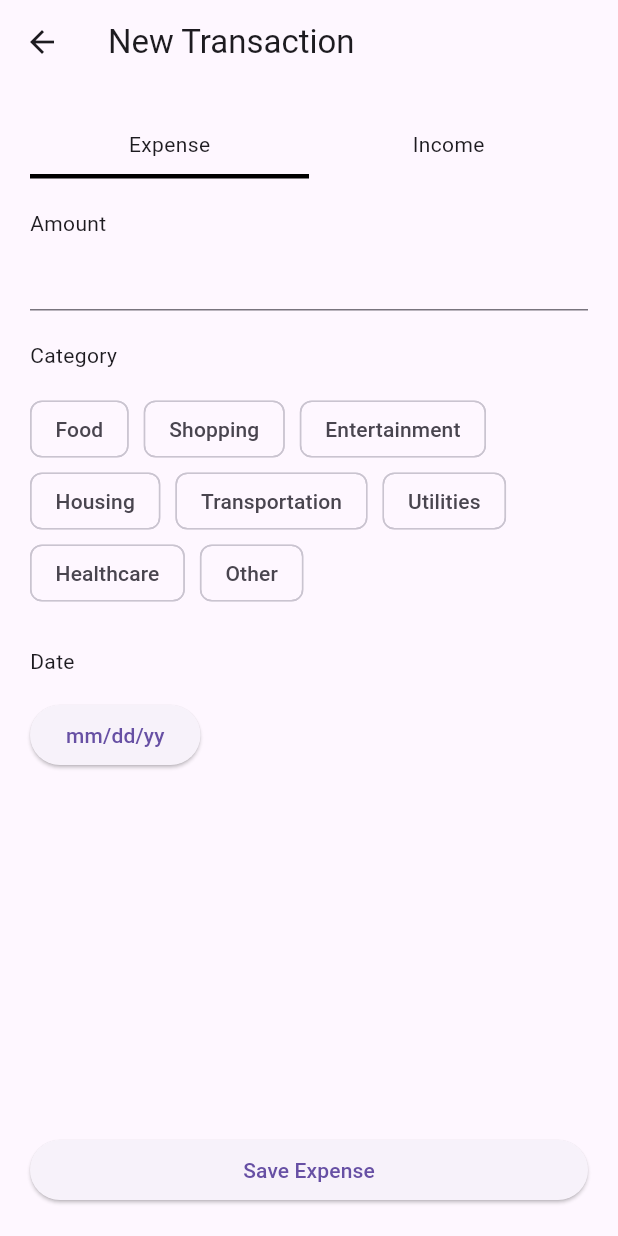
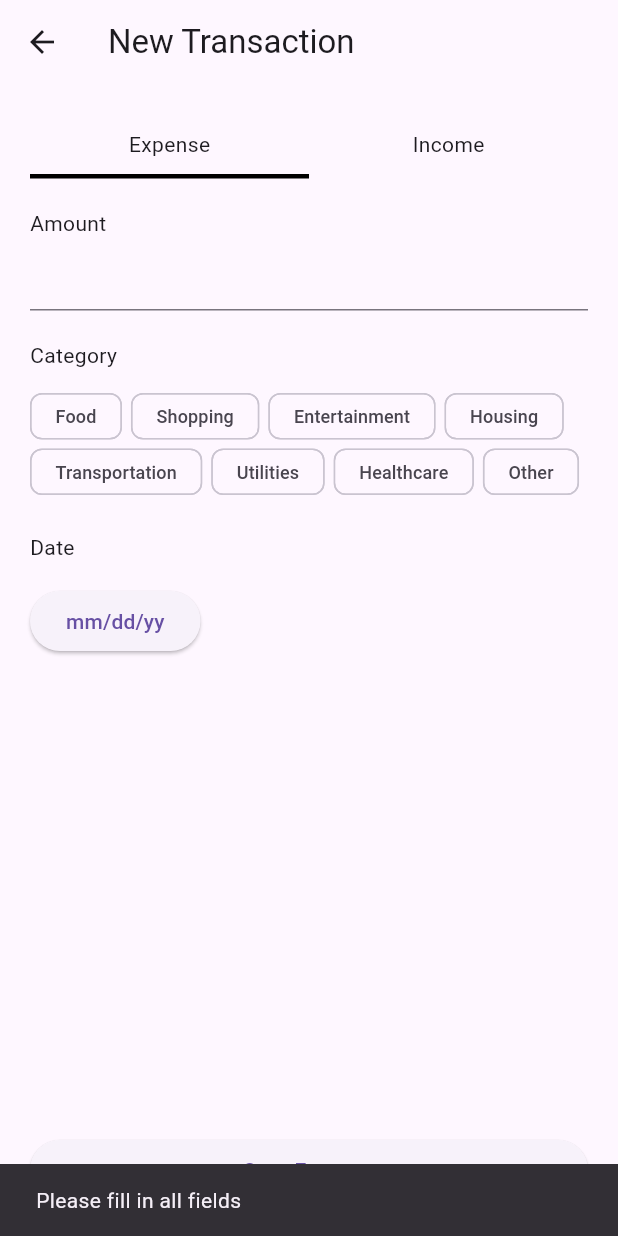
Before and after one commit to degrasiyas-dev/budget_tracker_ta1, a Flutter app: the AddTransactionScreen screen opened directly, after a tap on "Save Expense", on a phone screen of 412 x 824 dp. Run offline on Flutter 3.47's test engine with Material 3 defaults, Android fonts, the phone set to English and light mode, and no system bars; our stand-ins replace fl_chart, shared_preferences; accounts and stored records are empty.

```diff
--- /dev/null
+++ b/devtools_options.yaml
@@ -0,0 +1,3 @@
+description: This file stores settings for Dart & Flutter DevTools.
+documentation: https://docs.flutter.dev/tools/devtools/extensions#configure-extension-enablement-states
+extensions:
--- a/lib/models/budget_model.dart
+++ b/lib/models/budget_model.dart
@@ -5,6 +5,7 @@ class BudgetModel {
   final String type;
   final String category;
   final String period;
+  final double savedAmount;
 
   BudgetModel({
     required this.id,
@@ -13,6 +14,7 @@ class BudgetModel {
     required this.type,
     required this.category,
     required this.period,
+    this.savedAmount = 0,
   });
 
   Map<String, dynamic> toMap() {
@@ -23,6 +25,7 @@ class BudgetModel {
       'type': type,
       'category': category,
       'period': period,
+      'savedAmount': savedAmount,
     };
   }
 
@@ -34,6 +37,7 @@ class BudgetModel {
       type: map['type'],
       category: map['category'],
       period: map['period'],
+      savedAmount: map['savedAmount'] ?? 0,
     );
   }
 }
--- a/lib/screens/add_transaction_screen.dart
+++ b/lib/screens/add_transaction_screen.dart
@@ -103,23 +103,24 @@ class _AddTransactionScreenState extends State<AddTransactionScreen> {
             const SizedBox(height: 15),
 
             Wrap(
-              spacing: 10,
+                spacing: 6,  // Reduced from 10 to 6 for tighter horizontal spacing
+                runSpacing: 6,  // Added vertical spacing between rows, set to 6
                 children: categories.map((cat) {
-
                   bool selected = selectedCategory == cat;
-
                   return ChoiceChip(
-                  label: Text(cat),
-
+                    label: Text(
+                      cat,
+                      style: TextStyle(fontSize: 12),  // Smaller font size
+                    ),
                     selected: selected,
-
+                    visualDensity: VisualDensity.compact,  // Reduces padding inside the chip
+                    materialTapTargetSize: MaterialTapTargetSize.shrinkWrap,  // Shrinks touch target
                     onSelected: (_) {
                       setState(() {
                         selectedCategory = cat;
                       });
                     },
                   );
-
                 }).toList(),
               ),
 
@@ -141,7 +142,25 @@ class _AddTransactionScreenState extends State<AddTransactionScreen> {
             SizedBox(
               width: double.infinity,
               child: ElevatedButton(
-                onPressed: saveTransaction,
+                onPressed: () {
+                  if (amountController.text.isNotEmpty && selectedCategory.isNotEmpty && selectedDate != null) {
+                    // Save the expense logic here
+                    final transaction = TransactionModel(
+                      id: DateTime.now().toString(),
+                      amount: double.parse(amountController.text),
+                      category: selectedCategory,
+                      date: selectedDate!,
+                      type: type,
+                    );
+                    context.read<TransactionProvider>().addTransaction(transaction);
+                    Navigator.pop(context);
+                  } else {
+                    // Show an error message if fields are empty
+                    ScaffoldMessenger.of(context).showSnackBar(
+                      SnackBar(content: Text("Please fill in all fields")),
+                    );
+                  }
+                },
                 child: Text(
                   type == "expense"
                       ? "Save Expense"
```
Also changed, not shown: lib/models/budget.dart (added, +11 -0 lines), lib/providers/budget_provider.dart (+17 -15 lines), lib/screens/budget_screen.dart (+46 -12 lines), lib/screens/edit_budget_screen.dart (added, +59 -0 lines), lib/widgets/budget_card.dart (+16 -19 lines), lib/widgets/chart_widget.dart (+27 -7 lines). Lines whose indentation alone changed are shown as unchanged.
